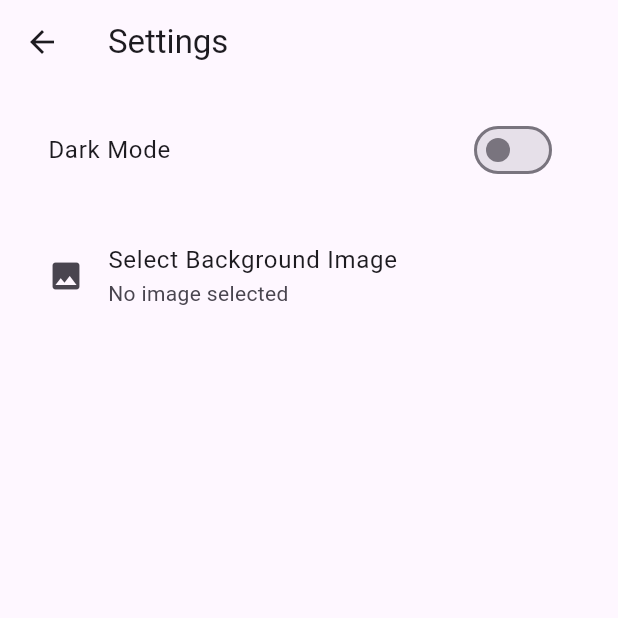
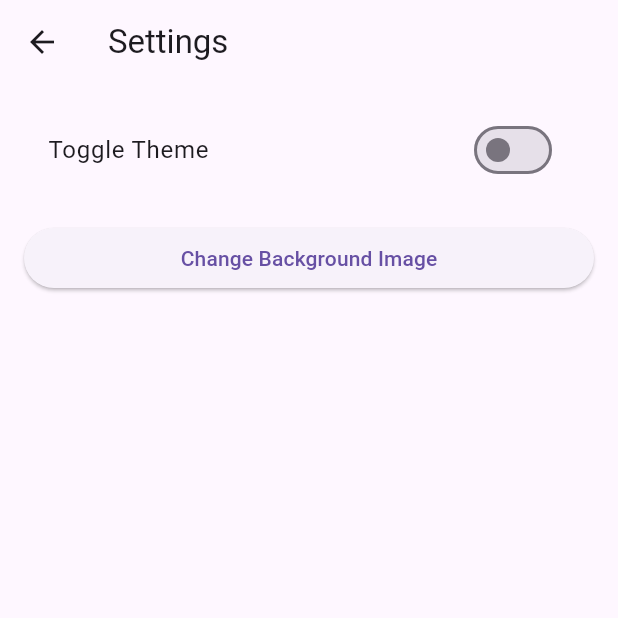
Before and after one commit to AggelosTse/Cooking-App, a Flutter app: the screen it shows after launch, after a tap on the "settings" icon, on a phone screen of 412 x 824 dp, the top half of it. Run offline on Flutter 3.47's test engine with Material 3 defaults, Android fonts, the phone set to English and light mode, and no system bars; our stand-ins replace hive, image_picker; accounts and stored records are empty.

```diff
--- a/lib/main.dart
+++ b/lib/main.dart
@@ -201,7 +201,9 @@ class _ImageScrollerState extends State<ImageScroller> {
                   ],
                 ),
               ),
-              Expanded(
+              // Changed here: replaced Expanded with SizedBox for smaller height
+              SizedBox(
+                height: 200, // Smaller fixed height instead of Expanded
                 child: ListView.builder(
                   scrollDirection: Axis.horizontal,
                   itemCount: displayRecipes.length,
@@ -217,6 +219,7 @@ class _ImageScrollerState extends State<ImageScroller> {
                             horizontal: 8, vertical: 6),
                         child: SizedBox(
                           width: 140,
+                          height: 190, // fixed height for the card inside
                           child: Padding(
                             padding: const EdgeInsets.all(8.0),
                             child: Column(
@@ -545,13 +548,14 @@ class _SettingsPageState extends State<SettingsPage> {
     final isDark = MainApp.themeNotifier.value == ThemeMode.dark;
 
     return Scaffold(
-      appBar: AppBar(title: const Text("Settings")),
+      appBar: AppBar(title: const Text('Settings')),
       body: Padding(
-        padding: const EdgeInsets.all(16.0),
-        child: Column(
+        padding: const EdgeInsets.all(16),
+        child: ListView(
           children: [
-            SwitchListTile(
-              title: const Text("Dark Mode"),
+            ListTile(
+              title: const Text('Toggle Theme'),
+              trailing: Switch(
                 value: isDark,
                 onChanged: (value) {
                   MainApp.themeNotifier.value =
@@ -559,20 +563,16 @@ class _SettingsPageState extends State<SettingsPage> {
                   setState(() {});
                 },
               ),
+            ),
             const SizedBox(height: 20),
-            ListTile(
-              leading: const Icon(Icons.image),
-              title: const Text("Select Background Image"),
-              onTap: _pickBackgroundImage,
-              subtitle: Settings.backgroundImagePath != null
-                  ? const Text("Image selected")
-                  : const Text("No image selected"),
+            ElevatedButton(
+              onPressed: _pickBackgroundImage,
+              child: const Text('Change Background Image'),
             ),
-            if (_selectedBackground != null)
-              Padding(
-                padding: const EdgeInsets.only(top: 16.0),
-                child: Image.file(_selectedBackground!, height: 100),
-              ),
+            if (_selectedBackground != null) ...[
+              const SizedBox(height: 10),
+              Image.file(_selectedBackground!, height: 150),
+            ],
           ],
         ),
       ),
```
Lines whose indentation alone changed are shown as unchanged.
